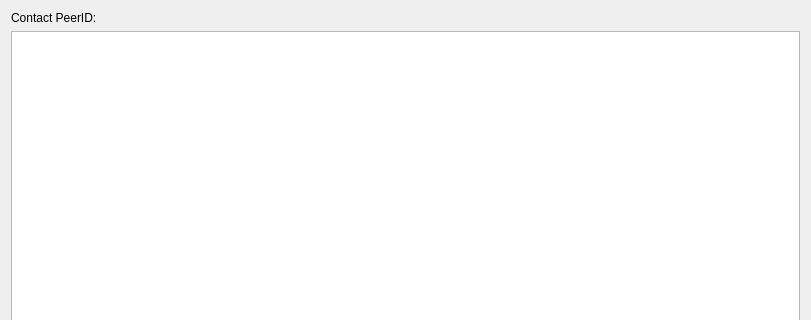
Qt form src/chatwindow.ui (ChronosXYZ/Influence-cjdns) before a commit; both pictures show x 0 to 811 and y 0 to 320 of the 811 by 519 pixel window.
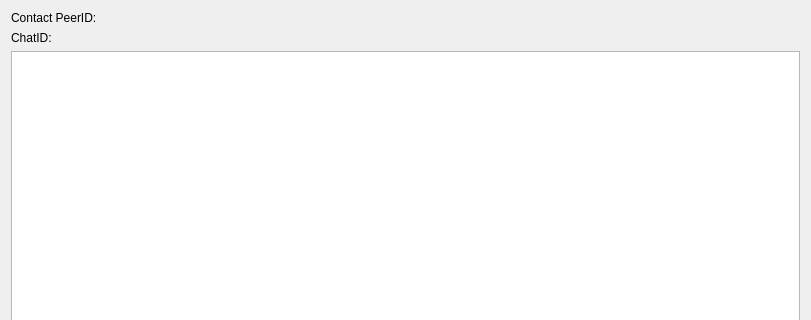
The same form after that commit.

Commit message: Added chatID label to ChatWindow

What changed in the file:
```diff
--- a/src/chatwindow.ui
+++ b/src/chatwindow.ui
@@ -14,7 +14,7 @@
    <string/>
   </property>
   <layout class="QGridLayout" name="gridLayout">
-   <item row="2" column="0" colspan="2">
+   <item row="3" column="0" colspan="2">
     <widget class="QLineEdit" name="msgEdit"/>
    </item>
    <item row="0" column="0">
@@ -30,7 +30,7 @@
      </property>
     </widget>
    </item>
-   <item row="2" column="2">
+   <item row="3" column="2">
     <widget class="QPushButton" name="sendMsgButton">
      <property name="locale">
       <locale language="English" country="UnitedStates"/>
@@ -40,13 +40,20 @@
      </property>
     </widget>
    </item>
-   <item row="1" column="0" colspan="3">
+   <item row="2" column="0" colspan="3">
     <widget class="QTextEdit" name="chatEdit">
      <property name="readOnly">
       <bool>true</bool>
      </property>
     </widget>
    </item>
+   <item row="1" column="0">
+    <widget class="QLabel" name="chatIDLabel">
+     <property name="text">
+      <string>ChatID: </string>
+     </property>
+    </widget>
+   </item>
   </layout>
  </widget>
  <resources/>
```
The commit also changes 1 other file.
